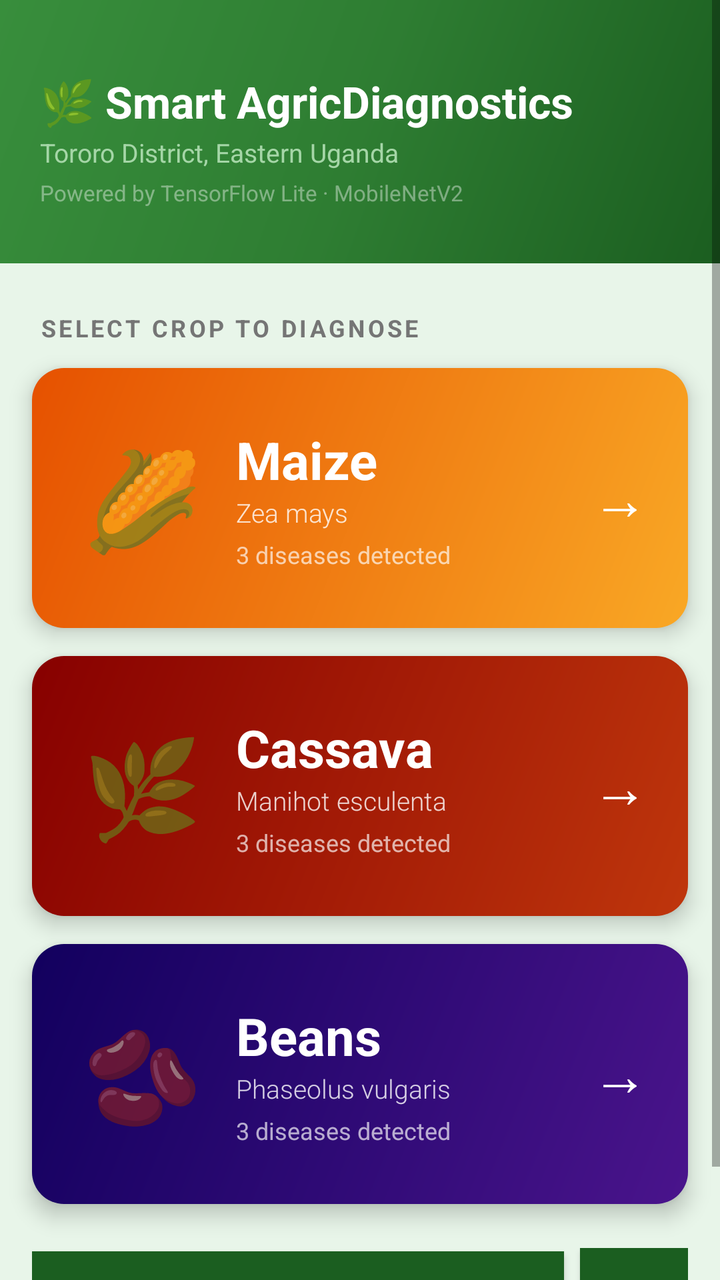
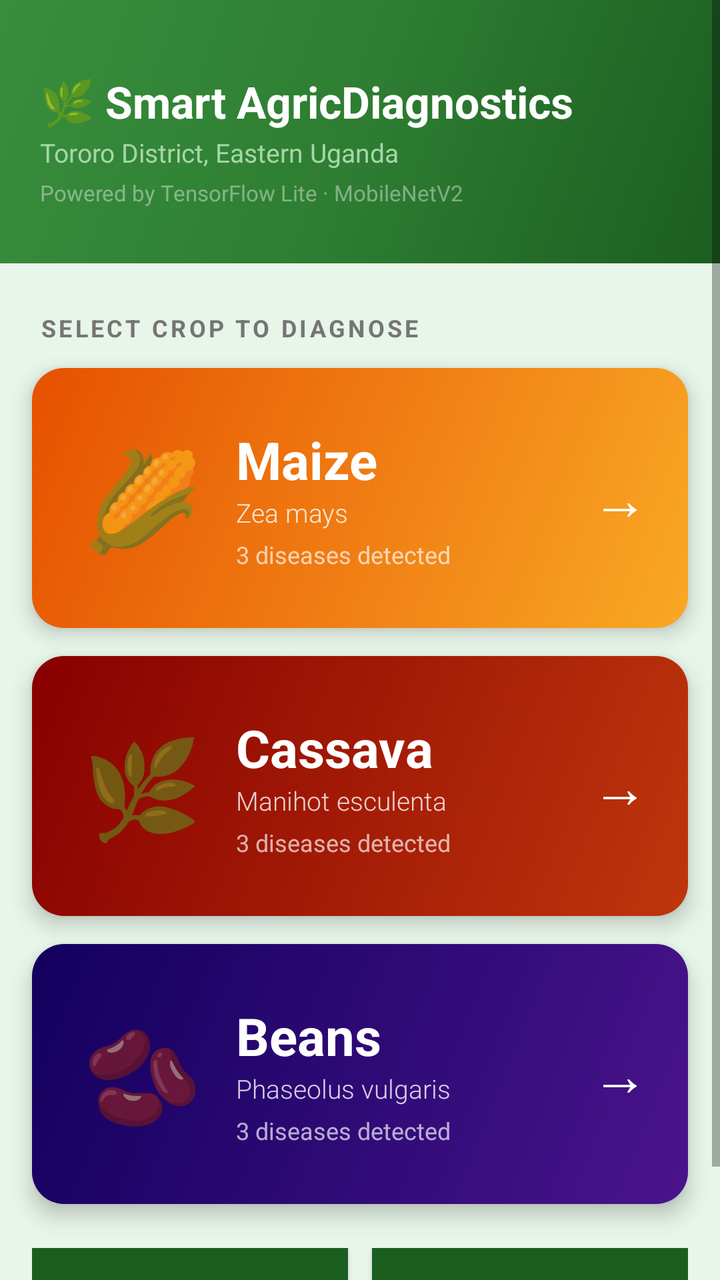

Before-and-after screenshots of an Android layout around one commit, followed by the original layout XML and the change that was made.
<!-- AndroidManifest.xml: application theme Theme.SmartAgric -->
<!-- res/layout/activity_main.xml -->
<?xml version="1.0" encoding="utf-8"?>
<ScrollView xmlns:android="http://schemas.android.com/apk/res/android"
    xmlns:app="http://schemas.android.com/apk/res-auto"
    android:layout_width="match_parent"
    android:layout_height="match_parent"
    android:background="@color/background"
    android:fillViewport="true">

    <LinearLayout
        android:layout_width="match_parent"
        android:layout_height="wrap_content"
        android:orientation="vertical">

        
        <LinearLayout
            android:layout_width="match_parent"
            android:layout_height="wrap_content"
            android:background="@drawable/bg_gradient_green"
            android:orientation="vertical"
            android:paddingTop="36dp"
            android:paddingBottom="28dp"
            android:paddingHorizontal="20dp">

            <TextView
                android:layout_width="wrap_content"
                android:layout_height="wrap_content"
                android:text="🌿 Smart AgricDiagnostics"
                android:textColor="#FFFFFF"
                android:textSize="22sp"
                android:textStyle="bold" />

            <TextView
                android:layout_width="wrap_content"
                android:layout_height="wrap_content"
                android:text="Tororo District, Eastern Uganda"
                android:textColor="#A5D6A7"
                android:textSize="13sp"
                android:layout_marginTop="2dp" />

            <TextView
                android:layout_width="wrap_content"
                android:layout_height="wrap_content"
                android:text="@string/powered_by"
                android:textColor="#66FFFFFF"
                android:textSize="11sp"
                android:layout_marginTop="4dp" />
        </LinearLayout>

        
        <TextView
            android:layout_width="wrap_content"
            android:layout_height="wrap_content"
            android:text="SELECT CROP TO DIAGNOSE"
            android:textColor="@color/text_gray"
            android:textSize="12sp"
            android:letterSpacing="0.12"
            android:textStyle="bold"
            android:layout_marginStart="20dp"
            android:layout_marginTop="24dp"
            android:layout_marginBottom="12dp" />

        
        <FrameLayout
            android:id="@+id/cardMaize"
            android:layout_width="match_parent"
            android:layout_height="130dp"
            android:layout_marginHorizontal="16dp"
            android:layout_marginBottom="14dp"
            android:background="@drawable/bg_card_maize"
            android:foreground="?attr/selectableItemBackground"
            android:clickable="true"
            android:focusable="true"
            android:elevation="6dp">

            <LinearLayout
                android:layout_width="match_parent"
                android:layout_height="match_parent"
                android:orientation="horizontal"
                android:gravity="center_vertical"
                android:padding="20dp">

                <TextView
                    android:layout_width="70dp"
                    android:layout_height="70dp"
                    android:text="🌽"
                    android:textSize="48sp"
                    android:gravity="center" />

                <LinearLayout
                    android:layout_width="0dp"
                    android:layout_height="wrap_content"
                    android:layout_weight="1"
                    android:orientation="vertical"
                    android:layout_marginStart="12dp">

                    <TextView
                        android:layout_width="wrap_content"
                        android:layout_height="wrap_content"
                        android:text="@string/maize"
                        android:textColor="#FFFFFF"
                        android:textSize="26sp"
                        android:textStyle="bold" />

                    <TextView
                        android:layout_width="wrap_content"
                        android:layout_height="wrap_content"
                        android:text="@string/maize_zea"
                        android:textColor="#CCFFFFFF"
                        android:textSize="13sp"
                        android:fontFamily="sans-serif-light" />

                    <TextView
                        android:layout_width="wrap_content"
                        android:layout_height="wrap_content"
                        android:text="3 diseases detected"
                        android:textColor="#AAFFFFFF"
                        android:textSize="12sp"
                        android:layout_marginTop="4dp" />
                </LinearLayout>

                <TextView
                    android:layout_width="wrap_content"
                    android:layout_height="wrap_content"
                    android:text="→"
                    android:textColor="#FFFFFF"
                    android:textSize="28sp" />
            </LinearLayout>
        </FrameLayout>

        
        <FrameLayout
            android:id="@+id/cardCassava"
            android:layout_width="match_parent"
            android:layout_height="130dp"
            android:layout_marginHorizontal="16dp"
            android:layout_marginBottom="14dp"
            android:background="@drawable/bg_card_cassava"
            android:foreground="?attr/selectableItemBackground"
            android:clickable="true"
            android:focusable="true"
            android:elevation="6dp">

            <LinearLayout
                android:layout_width="match_parent"
                android:layout_height="match_parent"
                android:orientation="horizontal"
                android:gravity="center_vertical"
                android:padding="20dp">

                <TextView
                    android:layout_width="70dp"
                    android:layout_height="70dp"
                    android:text="🌿"
                    android:textSize="48sp"
                    android:gravity="center" />

                <LinearLayout
                    android:layout_width="0dp"
                    android:layout_height="wrap_content"
                    android:layout_weight="1"
                    android:orientation="vertical"
                    android:layout_marginStart="12dp">

                    <TextView
                        android:layout_width="wrap_content"
                        android:layout_height="wrap_content"
                        android:text="@string/cassava"
                        android:textColor="#FFFFFF"
                        android:textSize="26sp"
                        android:textStyle="bold" />

                    <TextView
                        android:layout_width="wrap_content"
                        android:layout_height="wrap_content"
                        android:text="@string/cassava_manihot"
                        android:textColor="#CCFFFFFF"
                        android:textSize="13sp"
                        android:fontFamily="sans-serif-light" />

                    <TextView
                        android:layout_width="wrap_content"
                        android:layout_height="wrap_content"
                        android:text="3 diseases detected"
                        android:textColor="#AAFFFFFF"
                        android:textSize="12sp"
                        android:layout_marginTop="4dp" />
                </LinearLayout>

                <TextView
                    android:layout_width="wrap_content"
                    android:layout_height="wrap_content"
                    android:text="→"
                    android:textColor="#FFFFFF"
                    android:textSize="28sp" />
            </LinearLayout>
        </FrameLayout>

        
        <FrameLayout
            android:id="@+id/cardBeans"
            android:layout_width="match_parent"
            android:layout_height="130dp"
            android:layout_marginHorizontal="16dp"
            android:layout_marginBottom="14dp"
            android:background="@drawable/bg_card_beans"
            android:foreground="?attr/selectableItemBackground"
            android:clickable="true"
            android:focusable="true"
            android:elevation="6dp">

            <LinearLayout
                android:layout_width="match_parent"
                android:layout_height="match_parent"
                android:orientation="horizontal"
                android:gravity="center_vertical"
                android:padding="20dp">

                <TextView
                    android:layout_width="70dp"
                    android:layout_height="70dp"
                    android:text="🫘"
                    android:textSize="48sp"
                    android:gravity="center" />

                <LinearLayout
                    android:layout_width="0dp"
                    android:layout_height="wrap_content"
                    android:layout_weight="1"
                    android:orientation="vertical"
                    android:layout_marginStart="12dp">

                    <TextView
                        android:layout_width="wrap_content"
                        android:layout_height="wrap_content"
                        android:text="@string/beans"
                        android:textColor="#FFFFFF"
                        android:textSize="26sp"
                        android:textStyle="bold" />

                    <TextView
                        android:layout_width="wrap_content"
                        android:layout_height="wrap_content"
                        android:text="@string/beans_phaseolus"
                        android:textColor="#CCFFFFFF"
                        android:textSize="13sp"
                        android:fontFamily="sans-serif-light" />

                    <TextView
                        android:layout_width="wrap_content"
                        android:layout_height="wrap_content"
                        android:text="3 diseases detected"
                        android:textColor="#AAFFFFFF"
                        android:textSize="12sp"
                        android:layout_marginTop="4dp" />
                </LinearLayout>

                <TextView
                    android:layout_width="wrap_content"
                    android:layout_height="wrap_content"
                    android:text="→"
                    android:textColor="#FFFFFF"
                    android:textSize="28sp" />
            </LinearLayout>
        </FrameLayout>

        
        <LinearLayout
            android:layout_width="match_parent"
            android:layout_height="wrap_content"
            android:orientation="horizontal"
            android:layout_marginHorizontal="16dp"
            android:layout_marginTop="8dp"
            android:layout_marginBottom="24dp">

            <Button
                android:id="@+id/btnHistory"
                android:layout_width="0dp"
                android:layout_height="54dp"
                android:layout_weight="1"
                android:text="📋  Diagnosis History"
                android:textColor="@color/green_primary"
                android:background="@color/white"
                android:layout_marginEnd="8dp"
                android:textSize="14sp"
                android:elevation="2dp" />

            <Button
                android:id="@+id/btnAbout"
                android:layout_width="54dp"
                android:layout_height="54dp"
                android:text="ℹ"
                android:textColor="@color/green_primary"
                android:background="@color/white"
                android:textSize="18sp"
                android:elevation="2dp" />
        </LinearLayout>

    </LinearLayout>
</ScrollView>
<!-- resources referenced by this layout -->
<resources>
  <color name="background">#E8F5E9</color>
  <color name="green_primary">#1B5E20</color>
  <color name="text_gray">#757575</color>
  <color name="white">#FFFFFF</color>
  <!-- drawable bg_card_beans (drawable) -->
  <?xml version="1.0" encoding="utf-8"?>
  <shape xmlns:android="http://schemas.android.com/apk/res/android">
      <gradient
          android:angle="135"
          android:startColor="#4A148C"
          android:endColor="#12005E"
          android:type="linear" />
      <corners android:radius="16dp" />
  </shape>
  <!-- drawable bg_card_cassava (drawable) -->
  <?xml version="1.0" encoding="utf-8"?>
  <shape xmlns:android="http://schemas.android.com/apk/res/android">
      <gradient
          android:angle="135"
          android:startColor="#BF360C"
          android:endColor="#870000"
          android:type="linear" />
      <corners android:radius="16dp" />
  </shape>
  <!-- drawable bg_card_maize (drawable) -->
  <?xml version="1.0" encoding="utf-8"?>
  <shape xmlns:android="http://schemas.android.com/apk/res/android">
      <gradient
          android:angle="135"
          android:startColor="#F9A825"
          android:endColor="#E65100"
          android:type="linear" />
      <corners android:radius="16dp" />
  </shape>
  <!-- drawable bg_gradient_green (drawable) -->
  <?xml version="1.0" encoding="utf-8"?>
  <shape xmlns:android="http://schemas.android.com/apk/res/android">
      <gradient
          android:angle="135"
          android:startColor="#1B5E20"
          android:centerColor="#2E7D32"
          android:endColor="#388E3C"
          android:type="linear" />
  </shape>
  <string name="beans">Beans</string>
  <string name="beans_phaseolus">Phaseolus vulgaris</string>
  <string name="cassava">Cassava</string>
  <string name="cassava_manihot">Manihot esculenta</string>
  <string name="maize">Maize</string>
  <string name="maize_zea">Zea mays</string>
  <string name="powered_by">Powered by TensorFlow Lite · MobileNetV2</string>
  <style name="Theme.SmartAgric" parent="Theme.MaterialComponents.Light.NoActionBar">
          <item name="colorPrimary">@color/green_primary</item>
          <item name="colorPrimaryVariant">@color/green_dark</item>
          <item name="colorOnPrimary">@color/white</item>
          <item name="colorSecondary">@color/green_accent</item>
          <item name="android:windowBackground">@color/background</item>
          <item name="android:statusBarColor">@color/green_dark</item>
      </style>
  <color name="green_dark">#0A3D12</color>
  <color name="green_accent">#69F0AE</color>
</resources>

<!-- the commit's change to res/layout/activity_main.xml (unified diff, before → after) -->
@@ -277,21 +277,25 @@
                 android:layout_width="0dp"
                 android:layout_height="54dp"
                 android:layout_weight="1"
-                android:text="📋  Diagnosis History"
+                android:text="📋  Reports"
                 android:textColor="@color/green_primary"
                 android:background="@color/white"
-                android:layout_marginEnd="8dp"
-                android:textSize="14sp"
+                android:layout_marginEnd="6dp"
+                android:textSize="15sp"
+                android:textStyle="bold"
                 android:elevation="2dp" />
 
             <Button
                 android:id="@+id/btnAbout"
-                android:layout_width="54dp"
+                android:layout_width="0dp"
                 android:layout_height="54dp"
-                android:text="ℹ"
+                android:layout_weight="1"
+                android:text="ℹ️  About"
                 android:textColor="@color/green_primary"
                 android:background="@color/white"
-                android:textSize="18sp"
+                android:layout_marginStart="6dp"
+                android:textSize="15sp"
+                android:textStyle="bold"
                 android:elevation="2dp" />
         </LinearLayout>
 
